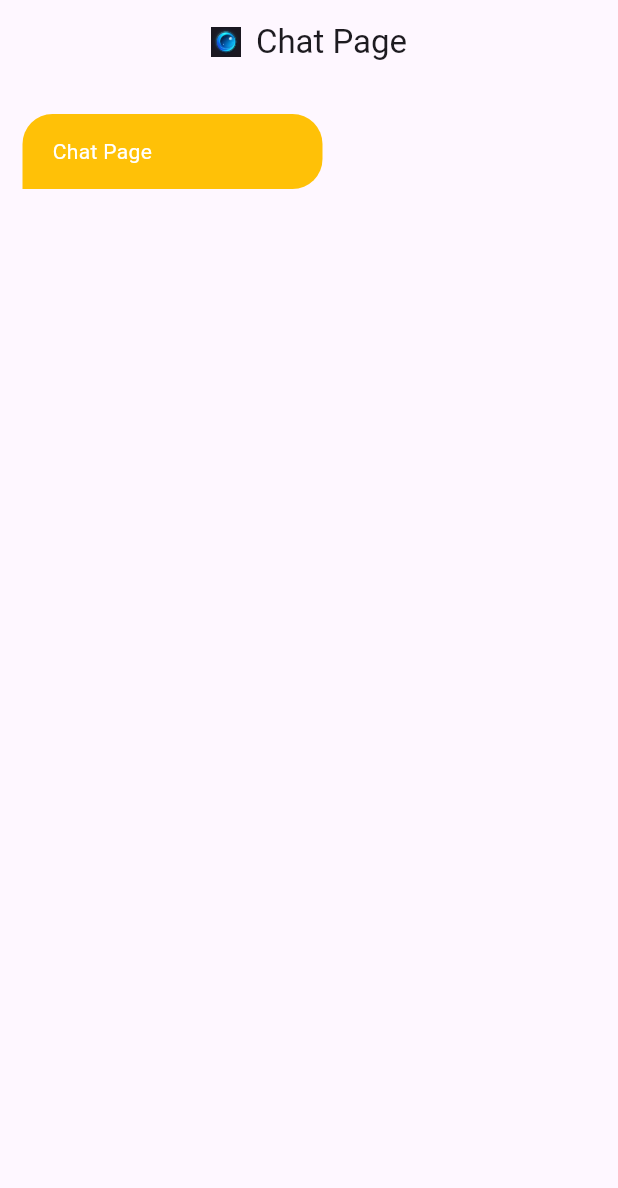
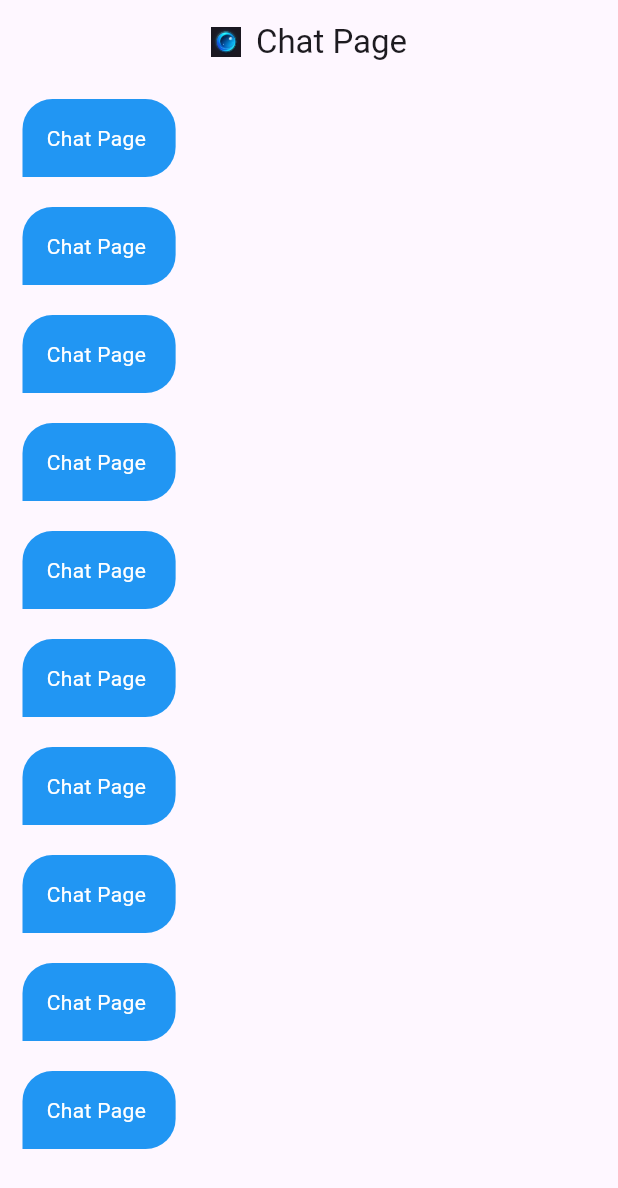
Before and after one commit to MahmoudAbed74/chatappfirebase, a Flutter app: the screen it shows after launch, on a phone screen of 412 x 824 dp. Shown: the top 1188 px of the screen. Run offline on Flutter 3.47's test engine with Material 3 defaults, Android fonts, the phone set to English and light mode, and no system bars; our stand-ins replace firebase_auth, firebase_core, modal_progress_hud_nsn; accounts and stored records are empty.

Commit message:
Refactor chatPage.dart and chatBubble.dart and add Algin widget
Update chatPage.dart to use ListView.builder for chat bubbles and refactor
styling in chatBubble.dart for better alignment and readability.

```diff
--- a/lib/views/chatPage.dart
+++ b/lib/views/chatPage.dart
@@ -1,6 +1,5 @@
 import 'package:flutter/material.dart';
 
-import 'package:chatappfirebase/constants.dart';
 import 'package:chatappfirebase/widgets/chatBubble.dart';
 
 class ChatPage extends StatelessWidget {
@@ -25,7 +24,12 @@ class ChatPage extends StatelessWidget {
         ]),
         centerTitle: true,
       ),
-      body: Chat_Bubble(),
+      body: ListView.builder(
+        itemCount: 10,
+        itemBuilder: (context, index) {
+          return const Chat_Bubble();
+        },
+      ),
     );
   }
 }
--- a/lib/widgets/chatBubble.dart
+++ b/lib/widgets/chatBubble.dart
@@ -7,22 +7,22 @@ class Chat_Bubble extends StatelessWidget {
 
   @override
   Widget build(BuildContext context) {
-    return Container(
-        margin: EdgeInsets.only(left: 15, top: 20),
-        height: 50,
-        width: 200,
+    return Align(
       alignment: Alignment.centerLeft,
-        padding: const EdgeInsets.only(left: 20),
+      child: Container(
+          margin: const EdgeInsets.symmetric(horizontal: 15, vertical: 10),
+          padding: const EdgeInsets.all(16),
           decoration: const BoxDecoration(
-          color: Colors.amber,
+            color: Colors.blue,
             borderRadius: BorderRadius.only(
                 bottomRight: Radius.circular(20),
                 topRight: Radius.circular(20),
                 topLeft: Radius.circular(20)),
           ),
           child: const Text(
-          "Chat Page",
+            "Chat Page ",
             style: TextStyle(color: Colors.white),
-        ));
+          )),
+    );
   }
 }
```
Lines whose indentation alone changed are shown as unchanged.
